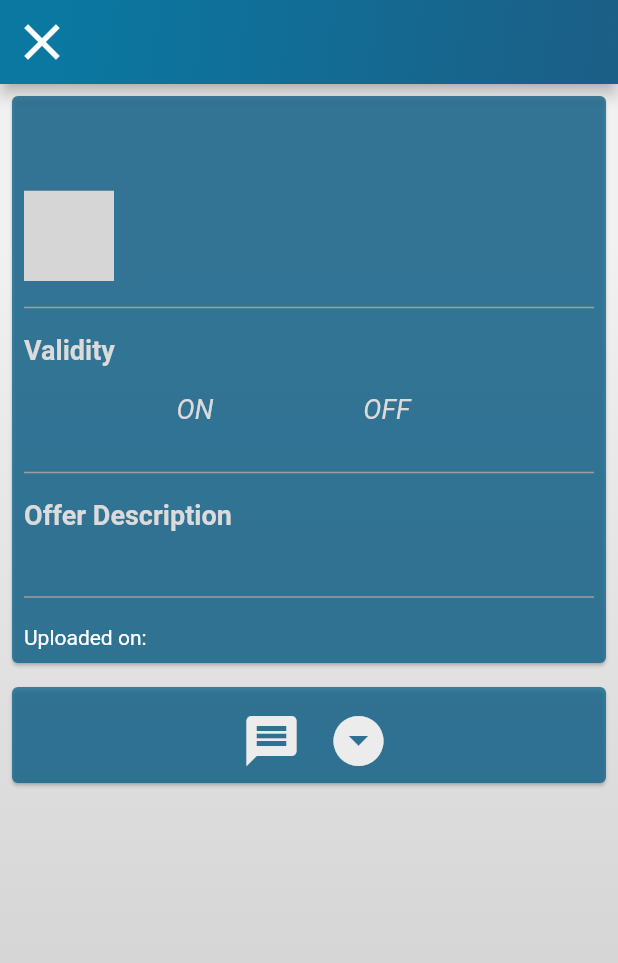
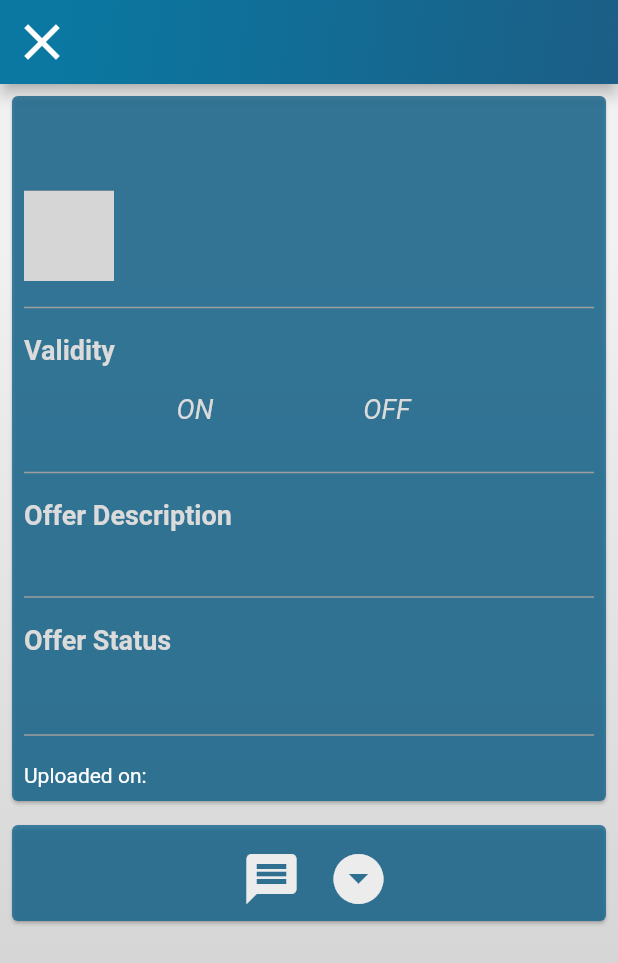
Before and after one commit to Allaberdiev09/6002CEM---Group-5, a Flutter app: the OfferDetailScreen screen opened directly with empty values, on a phone screen of 412 x 824 dp. Shown: the top 963 px of the screen. Run offline on Flutter 3.47's test engine with Material 2 defaults, Android fonts, the phone set to English and light mode, and no system bars; our stand-ins replace cached_network_image, cloud_firestore, curved_navigation_bar, firebase_auth, firebase_core, firebase_storage and 4 more; accounts and stored records are empty; network calls fail; grey boxes are pictures that could not be loaded.

Commit message:
New Commit

```diff
--- a/lib/CommonWidgets/bottom_nav_bar.dart
+++ b/lib/CommonWidgets/bottom_nav_bar.dart
@@ -83,7 +83,7 @@ class BottomNavigationBarForApp extends StatelessWidget {
         Icon(Icons.person_pin, size: 21, color: Color(0xffdcdbdb),),
         Icon(Icons.exit_to_app, size: 21, color: Color(0xffdcdbdb),),
       ],
-      animationDuration: Duration(
+      animationDuration: const Duration(
         milliseconds: 250,
       ),
       animationCurve: Curves.bounceInOut,
--- a/lib/CommonWidgets/offer_widget.dart
+++ b/lib/CommonWidgets/offer_widget.dart
@@ -1,6 +1,4 @@
-
 import 'package:cloud_firestore/cloud_firestore.dart';
-import 'package:firebase_auth/firebase_auth.dart';
 import 'package:flutter/material.dart';
 import 'package:fluttertoast/fluttertoast.dart';
 import 'package:ad_offer_app/Offers/offer_details.dart';
@@ -36,7 +34,6 @@ class OfferWidget extends StatefulWidget {
 
 class _OfferWidgetState extends State<OfferWidget> {
 
-  final FirebaseAuth _auth = FirebaseAuth.instance;
 
   _deleteDialog()
   {
@@ -150,7 +147,7 @@ class _OfferWidgetState extends State<OfferWidget> {
             ),
           ],
         ),
-        trailing: Icon(
+        trailing: const Icon(
           Icons.keyboard_arrow_right,
           size: 30,
           color: Color(0xffeae9e9),
--- a/lib/ForgetPassword/forget_password_screen.dart
+++ b/lib/ForgetPassword/forget_password_screen.dart
@@ -1,10 +1,8 @@
-
 import 'package:cached_network_image/cached_network_image.dart';
 import 'package:firebase_auth/firebase_auth.dart';
 import 'package:flutter/material.dart';
 import 'package:fluttertoast/fluttertoast.dart';
 import 'package:ad_offer_app/LoginAndSignUpPage/login_screen.dart';
-
 import '../Services/global_variables.dart';
 
 class ForgetPassword extends StatefulWidget {
--- a/lib/LoginAndSignUpPage/login_screen.dart
+++ b/lib/LoginAndSignUpPage/login_screen.dart
@@ -1,4 +1,3 @@
-
 import 'package:cached_network_image/cached_network_image.dart';
 import 'package:firebase_auth/firebase_auth.dart';
 import 'package:flutter/gestures.dart';
--- a/lib/LoginAndSignUpPage/signup_screen.dart
+++ b/lib/LoginAndSignUpPage/signup_screen.dart
@@ -1,4 +1,3 @@
-
 import 'dart:io';
 import 'package:cached_network_image/cached_network_image.dart';
 import 'package:cloud_firestore/cloud_firestore.dart';
@@ -255,13 +254,13 @@ class _SignUpState extends State<SignUp> with TickerProviderStateMixin{
                               width: size.width * 0.24,
                               height: size.width *0.24,
                               decoration: BoxDecoration(
-                                border: Border.all(width: 1, color: Colors.cyanAccent,),
+                                border: Border.all(width: 3, color: Color(0xfff1f1f1),),
                                 borderRadius: BorderRadius.circular(20),
                               ),
                               child: ClipRRect(
                                 borderRadius: BorderRadius.circular(16),
                                 child: imageFile == null
-                                  ? const Icon(Icons.camera_enhance_sharp, color: Colors.cyan, size: 30,)
+                                  ? const Icon(Icons.camera_enhance_sharp, color: Color(0xfff1f1f1), size: 34,)
                                   : Image.file(imageFile!, fit: BoxFit.fill,),
                               ),
                             ),
--- a/lib/Offers/offer_details.dart
+++ b/lib/Offers/offer_details.dart
@@ -326,6 +326,28 @@ class _OfferDetailScreenState extends State<OfferDetailScreen> {
                           ),
                         ),
                         dividerWidget(),
+                        const Text(
+                          'Offer Status',
+                          style: TextStyle(
+                            color: Color(0xffdcdbdb),
+                            fontSize: 18,
+                            fontWeight: FontWeight.bold,
+                          ),
+                        ),
+                        const SizedBox(
+                          height: 10,
+                        ),
+                        Text(
+                          state == null ? '' : state!,
+                          maxLines: 3,
+                          style: const TextStyle(
+                            color: Color(0xffdcdbdb),
+                            fontStyle: FontStyle.italic,
+                            fontWeight: FontWeight.bold,
+                            fontSize: 21,
+                          ),
+                        ),
+                        dividerWidget(),
                         Row(
                           mainAxisAlignment: MainAxisAlignment.spaceBetween,
                           children: [
--- a/lib/Offers/upload_offer.dart
+++ b/lib/Offers/upload_offer.dart
@@ -9,7 +9,6 @@ import '../Services/global_variables.dart';
 import '../CommonWidgets/bottom_nav_bar.dart';
 
 class UploadOfferNow extends StatefulWidget {
-
   @override
   State<UploadOfferNow> createState() => _UploadOfferNowState();
 }
@@ -134,7 +133,7 @@ return Padding(
                        Icons.arrow_right_alt_outlined,
                        color: Color(0xffdcdbdb),
                      ),
-                     const SizedBox(width: 8),  // Add a SizedBox to create some space between the icon and the text.
+                     const SizedBox(width: 8),
                      Expanded(
                        child: Padding(
                          padding: const EdgeInsets.all(8.0),
@@ -144,7 +143,7 @@ return Padding(
                              color: Color(0xffdcdbdb),
                              fontSize: 16,
                            ),
-                           overflow: TextOverflow.ellipsis,  // Optional: Handle overflow with an ellipsis.
+                           overflow: TextOverflow.ellipsis,
                          ),
                        ),
                      ),
--- a/lib/ProfilePage/profile_sender.dart
+++ b/lib/ProfilePage/profile_sender.dart
@@ -1,4 +1,3 @@
-
 import 'package:cloud_firestore/cloud_firestore.dart';
 import 'package:firebase_auth/firebase_auth.dart';
 import 'package:flutter/material.dart';
--- a/lib/Receiver/ReceiverWidgets/receiver_offer_widget.dart
+++ b/lib/Receiver/ReceiverWidgets/receiver_offer_widget.dart
@@ -1,4 +1,3 @@
-
 import 'package:ad_offer_app/Receiver/offer_details_receiver.dart';
 import 'package:cloud_firestore/cloud_firestore.dart';
 import 'package:firebase_auth/firebase_auth.dart';
@@ -36,7 +35,6 @@ class ReceiverOfferWidget extends StatefulWidget {
 
 class _ReceiverOfferWidgetState extends State<ReceiverOfferWidget> {
 
-  final FirebaseAuth _auth = FirebaseAuth.instance;
 
   _deleteDialog()
   {
--- a/lib/main.dart
+++ b/lib/main.dart
@@ -12,7 +12,6 @@ class MyApp extends StatelessWidget {
 
   final Future<FirebaseApp> _initialization = Firebase.initializeApp();
 
-  // This widget is the root of your application.
   @override
   Widget build(BuildContext context) {
     return FutureBuilder(
@@ -26,7 +25,7 @@ class MyApp extends StatelessWidget {
                 body: Center(
                   child: Text('App is being initialized',
                     style: TextStyle(
-                        color: Colors.cyan,
+                        color: Color(0xff06938f),
                         fontSize: 40,
                         fontWeight: FontWeight.bold,
                         fontFamily: 'Poppins-Medium'
```
Also changed, not shown: lib/Offers/offers_screen.dart (+12 -4 lines), lib/Receiver/receiver_panel.dart (+8 -0 lines).
